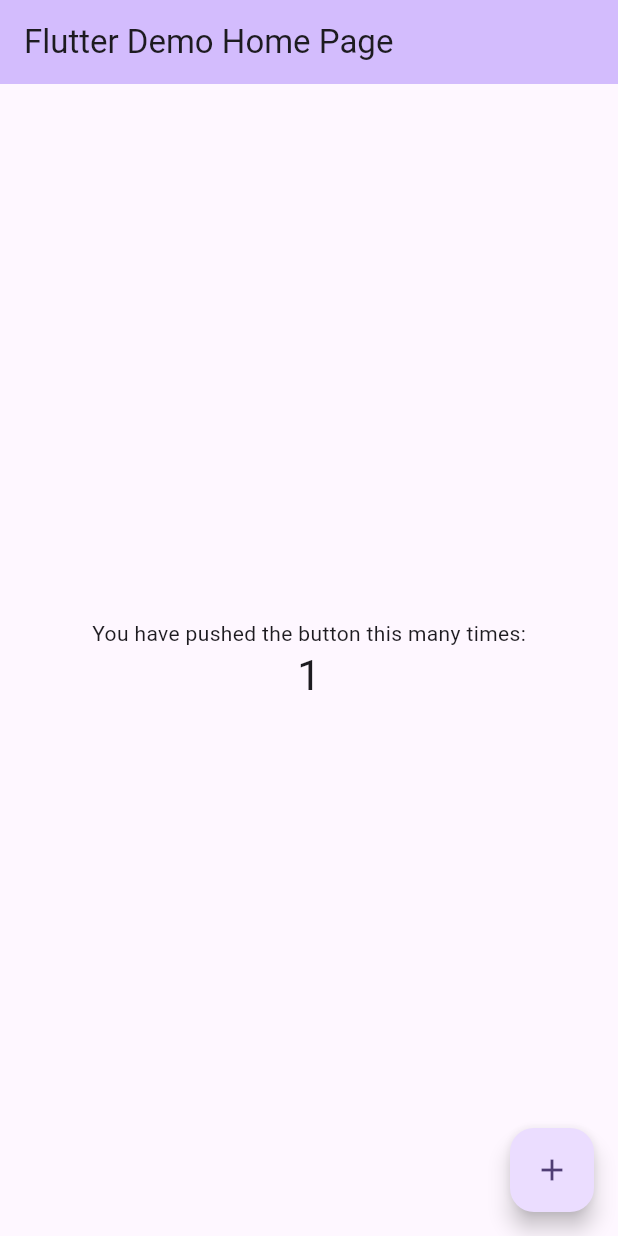
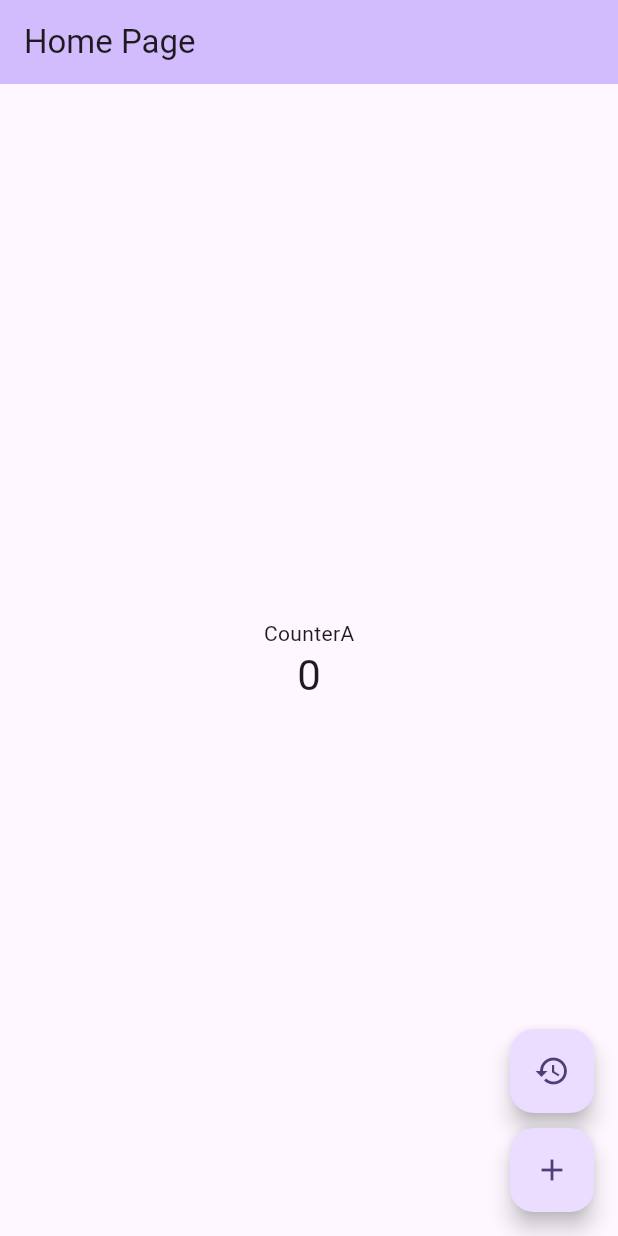
Before and after one commit to DevAiKaiSys/CMDev_Flutter, a Flutter app: the screen it shows after launch, after a tap on the "add" icon, on a phone screen of 412 x 824 dp. Run offline on Flutter 3.47's test engine with Material 2 defaults, Android fonts, the phone set to English and light mode, and no system bars; our stand-ins replace sqflite; accounts and stored records are empty.

Commit message:
Bloc Workshop EP.3

```diff
--- a/Workshops/bloc_state/lib/main.dart
+++ b/Workshops/bloc_state/lib/main.dart
@@ -1,3 +1,4 @@
+import 'package:bloc_state/src/pages/home_page.dart';
 import 'package:flutter/material.dart';
 
 void main() {
@@ -15,55 +16,7 @@ class MyApp extends StatelessWidget {
         colorScheme: ColorScheme.fromSeed(seedColor: Colors.deepPurple),
         useMaterial3: true,
       ),
-      home: const MyHomePage(title: 'Flutter Demo Home Page'),
+      home: const MyHomePage(title: 'Home Page'),
     );
   }
 }
-
-class MyHomePage extends StatefulWidget {
-  const MyHomePage({super.key, required this.title});
-
-  final String title;
-
-  @override
-  State<MyHomePage> createState() => _MyHomePageState();
-}
-
-class _MyHomePageState extends State<MyHomePage> {
-  int _counter = 0;
-
-  void _incrementCounter() {
-    setState(() {
-      _counter++;
-    });
-  }
-
-  @override
-  Widget build(BuildContext context) {
-    return Scaffold(
-      appBar: AppBar(
-        backgroundColor: Theme.of(context).colorScheme.inversePrimary,
-        title: Text(widget.title),
-      ),
-      body: Center(
-        child: Column(
-          mainAxisAlignment: MainAxisAlignment.center,
-          children: <Widget>[
-            const Text(
-              'You have pushed the button this many times:',
-            ),
-            Text(
-              '$_counter',
-              style: Theme.of(context).textTheme.headlineMedium,
-            ),
-          ],
-        ),
-      ),
-      floatingActionButton: FloatingActionButton(
-        onPressed: _incrementCounter,
-        tooltip: 'Increment',
-        child: const Icon(Icons.add),
-      ),
-    );
-  }
-}
--- /dev/null
+++ b/Workshops/bloc_state/lib/src/pages/home_page.dart
@@ -0,0 +1,54 @@
+import 'package:flutter/material.dart';
+
+class MyHomePage extends StatefulWidget {
+  const MyHomePage({super.key, required this.title});
+
+  final String title;
+
+  @override
+  State<MyHomePage> createState() => _MyHomePageState();
+}
+
+class _MyHomePageState extends State<MyHomePage> {
+  int _counter = 0;
+
+  @override
+  Widget build(BuildContext context) {
+    return Scaffold(
+      appBar: AppBar(
+        backgroundColor: Theme.of(context).colorScheme.inversePrimary,
+        title: Text(widget.title),
+      ),
+      body: Center(
+        child: Column(
+          mainAxisAlignment: MainAxisAlignment.center,
+          children: <Widget>[
+            const Text(
+              'CounterA',
+            ),
+            Text(
+              '$_counter',
+              style: Theme.of(context).textTheme.headlineMedium,
+            ),
+          ],
+        ),
+      ),
+      floatingActionButton: Column(
+        mainAxisAlignment: MainAxisAlignment.end,
+        children: [
+          FloatingActionButton(
+            onPressed: () {},
+            tooltip: 'Reset',
+            child: const Icon(Icons.restore),
+          ),
+          SizedBox(height: 10),
+          FloatingActionButton(
+            onPressed: () {},
+            tooltip: 'Add',
+            child: const Icon(Icons.add),
+          ),
+        ],
+      ),
+    );
+  }
+}
```
